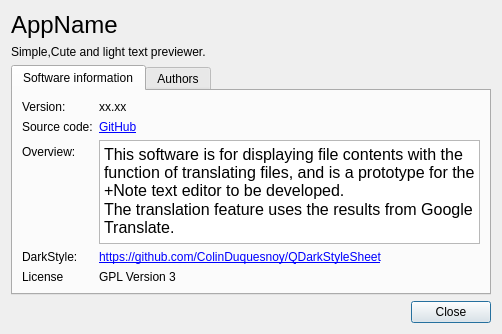
First picture: the form in aboutdialog.ui, repository enjoysoftware/cute-light-text-previewer, before the edit.
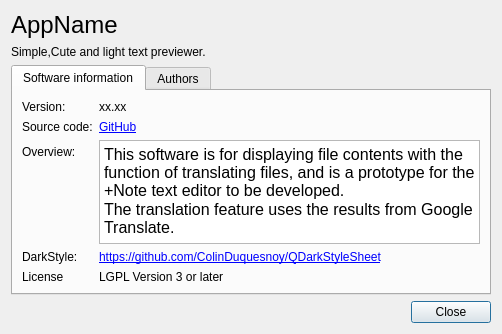
Second picture: the form after the edit.

Diff of the .ui file:
```diff
--- a/aboutdialog.ui
+++ b/aboutdialog.ui
@@ -139,7 +139,7 @@
             <string notr="true"/>
            </property>
            <property name="text">
-            <string>GPL Version 3</string>
+            <string>LGPL Version 3 or later</string>
            </property>
           </widget>
          </item>
```
Left out of the diff: 3 changed lines with no effect on the pictures.
